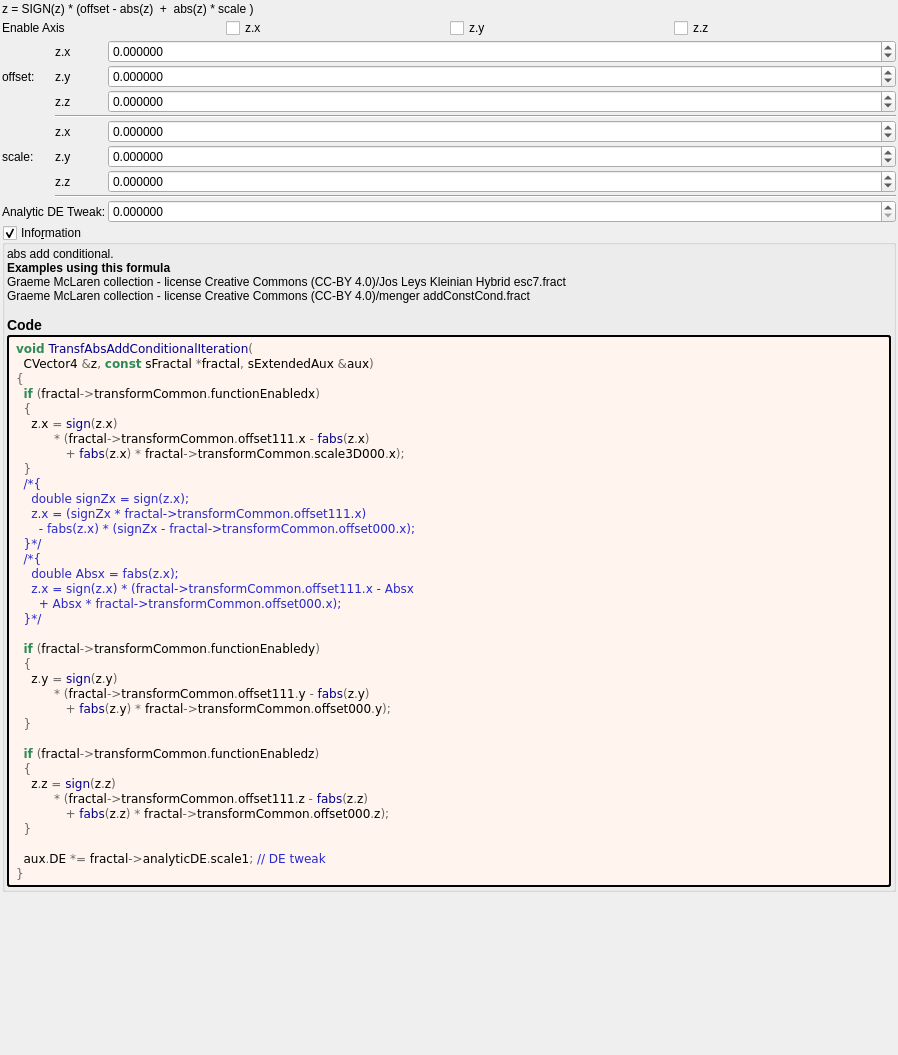
First picture: the form in mandelbulber2/formula/ui/transf_abs_add_conditional.ui, repository buddhi1980/mandelbulber2, before the edit.
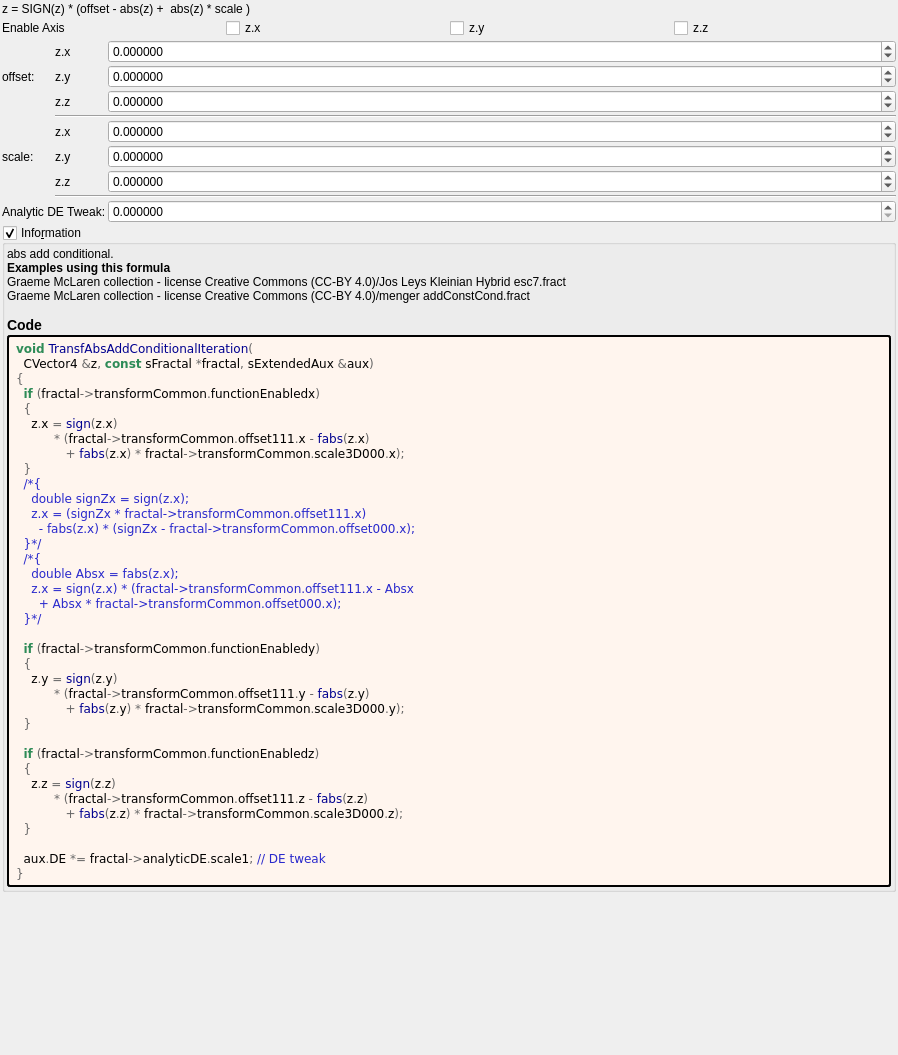
Second picture: the form after the edit. Custom widgets are drawn as their Qt base class.

Patch:
```diff
--- a/mandelbulber2/formula/ui/transf_abs_add_conditional.ui
+++ b/mandelbulber2/formula/ui/transf_abs_add_conditional.ui
@@ -32,7 +32,7 @@
    <item>
     <widget class="QLabel" name="label_133">
      <property name="text">
-      <string>z = SIGN(z) * (offset - abs(z)  +  abs(z) * scale )</string>
+      <string>z = SIGN(z) * (offset - abs(z) +  abs(z) * scale )</string>
      </property>
     </widget>
    </item>
@@ -427,14 +427,14 @@
   &lt;span style=&quot;color:#676767&quot;&gt;{&lt;/span&gt;
     z&lt;span style=&quot;color:#676767&quot;&gt;.&lt;/span&gt;y &lt;span style=&quot;color:#676767&quot;&gt;=&lt;/span&gt; &lt;span style=&quot;color:#00008f&quot;&gt;sign&lt;/span&gt;&lt;span style=&quot;color:#676767&quot;&gt;(&lt;/span&gt;z&lt;span style=&quot;color:#676767&quot;&gt;.&lt;/span&gt;y&lt;span style=&quot;color:#676767&quot;&gt;)&lt;/span&gt;
           &lt;span style=&quot;color:#676767&quot;&gt;* (&lt;/span&gt;fractal&lt;span style=&quot;color:#676767&quot;&gt;-&amp;gt;&lt;/span&gt;transformCommon&lt;span style=&quot;color:#676767&quot;&gt;.&lt;/span&gt;offset111&lt;span style=&quot;color:#676767&quot;&gt;.&lt;/span&gt;y &lt;span style=&quot;color:#676767&quot;&gt;-&lt;/span&gt; &lt;span style=&quot;color:#00008f&quot;&gt;fabs&lt;/span&gt;&lt;span style=&quot;color:#676767&quot;&gt;(&lt;/span&gt;z&lt;span style=&quot;color:#676767&quot;&gt;.&lt;/span&gt;y&lt;span style=&quot;color:#676767&quot;&gt;)&lt;/span&gt;
-             &lt;span style=&quot;color:#676767&quot;&gt;+&lt;/span&gt; &lt;span style=&quot;color:#00008f&quot;&gt;fabs&lt;/span&gt;&lt;span style=&quot;color:#676767&quot;&gt;(&lt;/span&gt;z&lt;span style=&quot;color:#676767&quot;&gt;.&lt;/span&gt;y&lt;span style=&quot;color:#676767&quot;&gt;) *&lt;/span&gt; fractal&lt;span style=&quot;color:#676767&quot;&gt;-&amp;gt;&lt;/span&gt;transformCommon&lt;span style=&quot;color:#676767&quot;&gt;.&lt;/span&gt;offset000&lt;span style=&quot;color:#676767&quot;&gt;.&lt;/span&gt;y&lt;span style=&quot;color:#676767&quot;&gt;);&lt;/span&gt;
+             &lt;span style=&quot;color:#676767&quot;&gt;+&lt;/span&gt; &lt;span style=&quot;color:#00008f&quot;&gt;fabs&lt;/span&gt;&lt;span style=&quot;color:#676767&quot;&gt;(&lt;/span&gt;z&lt;span style=&quot;color:#676767&quot;&gt;.&lt;/span&gt;y&lt;span style=&quot;color:#676767&quot;&gt;) *&lt;/span&gt; fractal&lt;span style=&quot;color:#676767&quot;&gt;-&amp;gt;&lt;/span&gt;transformCommon&lt;span style=&quot;color:#676767&quot;&gt;.&lt;/span&gt;scale3D000&lt;span style=&quot;color:#676767&quot;&gt;.&lt;/span&gt;y&lt;span style=&quot;color:#676767&quot;&gt;);&lt;/span&gt;
   &lt;span style=&quot;color:#676767&quot;&gt;}&lt;/span&gt;
 
   &lt;span style=&quot;color:#2e8b57; font-weight:bold&quot;&gt;if&lt;/span&gt; &lt;span style=&quot;color:#676767&quot;&gt;(&lt;/span&gt;fractal&lt;span style=&quot;color:#676767&quot;&gt;-&amp;gt;&lt;/span&gt;transformCommon&lt;span style=&quot;color:#676767&quot;&gt;.&lt;/span&gt;functionEnabledz&lt;span style=&quot;color:#676767&quot;&gt;)&lt;/span&gt;
   &lt;span style=&quot;color:#676767&quot;&gt;{&lt;/span&gt;
     z&lt;span style=&quot;color:#676767&quot;&gt;.&lt;/span&gt;z &lt;span style=&quot;color:#676767&quot;&gt;=&lt;/span&gt; &lt;span style=&quot;color:#00008f&quot;&gt;sign&lt;/span&gt;&lt;span style=&quot;color:#676767&quot;&gt;(&lt;/span&gt;z&lt;span style=&quot;color:#676767&quot;&gt;.&lt;/span&gt;z&lt;span style=&quot;color:#676767&quot;&gt;)&lt;/span&gt;
           &lt;span style=&quot;color:#676767&quot;&gt;* (&lt;/span&gt;fractal&lt;span style=&quot;color:#676767&quot;&gt;-&amp;gt;&lt;/span&gt;transformCommon&lt;span style=&quot;color:#676767&quot;&gt;.&lt;/span&gt;offset111&lt;span style=&quot;color:#676767&quot;&gt;.&lt;/span&gt;z &lt;span style=&quot;color:#676767&quot;&gt;-&lt;/span&gt; &lt;span style=&quot;color:#00008f&quot;&gt;fabs&lt;/span&gt;&lt;span style=&quot;color:#676767&quot;&gt;(&lt;/span&gt;z&lt;span style=&quot;color:#676767&quot;&gt;.&lt;/span&gt;z&lt;span style=&quot;color:#676767&quot;&gt;)&lt;/span&gt;
-             &lt;span style=&quot;color:#676767&quot;&gt;+&lt;/span&gt; &lt;span style=&quot;color:#00008f&quot;&gt;fabs&lt;/span&gt;&lt;span style=&quot;color:#676767&quot;&gt;(&lt;/span&gt;z&lt;span style=&quot;color:#676767&quot;&gt;.&lt;/span&gt;z&lt;span style=&quot;color:#676767&quot;&gt;) *&lt;/span&gt; fractal&lt;span style=&quot;color:#676767&quot;&gt;-&amp;gt;&lt;/span&gt;transformCommon&lt;span style=&quot;color:#676767&quot;&gt;.&lt;/span&gt;offset000&lt;span style=&quot;color:#676767&quot;&gt;.&lt;/span&gt;z&lt;span style=&quot;color:#676767&quot;&gt;);&lt;/span&gt;
+             &lt;span style=&quot;color:#676767&quot;&gt;+&lt;/span&gt; &lt;span style=&quot;color:#00008f&quot;&gt;fabs&lt;/span&gt;&lt;span style=&quot;color:#676767&quot;&gt;(&lt;/span&gt;z&lt;span style=&quot;color:#676767&quot;&gt;.&lt;/span&gt;z&lt;span style=&quot;color:#676767&quot;&gt;) *&lt;/span&gt; fractal&lt;span style=&quot;color:#676767&quot;&gt;-&amp;gt;&lt;/span&gt;transformCommon&lt;span style=&quot;color:#676767&quot;&gt;.&lt;/span&gt;scale3D000&lt;span style=&quot;color:#676767&quot;&gt;.&lt;/span&gt;z&lt;span style=&quot;color:#676767&quot;&gt;);&lt;/span&gt;
   &lt;span style=&quot;color:#676767&quot;&gt;}&lt;/span&gt;
 
   aux&lt;span style=&quot;color:#676767&quot;&gt;.&lt;/span&gt;DE &lt;span style=&quot;color:#676767&quot;&gt;*=&lt;/span&gt; fractal&lt;span style=&quot;color:#676767&quot;&gt;-&amp;gt;&lt;/span&gt;analyticDE&lt;span style=&quot;color:#676767&quot;&gt;.&lt;/span&gt;scale1&lt;span style=&quot;color:#676767&quot;&gt;;&lt;/span&gt; &lt;span style=&quot;color:#2929cc&quot;&gt;// DE tweak&lt;/span&gt;
```
Left out of the diff: 2 changed lines with no effect on the pictures.
